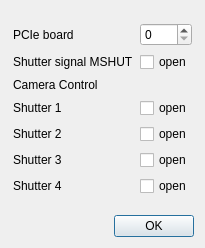
This is escam/dialogshutter.ui in Entwicklungsburo-Stresing/EBST_CAM as Qt 5 draws it before an edit. The edited form follows.
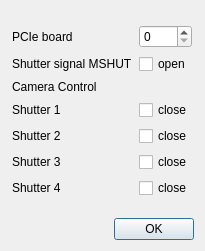
This is the edited form.

Commit message: Invert shutter check boxes

What changed in the file:
```diff
--- a/escam/dialogshutter.ui
+++ b/escam/dialogshutter.ui
@@ -7,7 +7,7 @@
     <x>0</x>
     <y>0</y>
     <width>205</width>
-    <height>248</height>
+    <height>251</height>
    </rect>
   </property>
   <property name="windowTitle">
@@ -72,7 +72,7 @@
      <item row="5" column="2">
       <widget class="QCheckBox" name="checkBoxShutter1">
        <property name="text">
-        <string>open</string>
+        <string>close</string>
        </property>
       </widget>
      </item>
@@ -92,14 +92,14 @@
      <item row="6" column="2">
       <widget class="QCheckBox" name="checkBoxShutter2">
        <property name="text">
-        <string>open</string>
+        <string>close</string>
        </property>
       </widget>
      </item>
      <item row="7" column="2">
       <widget class="QCheckBox" name="checkBoxShutter3">
        <property name="text">
-        <string>open</string>
+        <string>close</string>
        </property>
       </widget>
      </item>
@@ -133,7 +133,7 @@
      <item row="8" column="2">
       <widget class="QCheckBox" name="checkBoxShutter4">
        <property name="text">
-        <string>open</string>
+        <string>close</string>
        </property>
       </widget>
      </item>
```
The commit also changes 2 other files.
